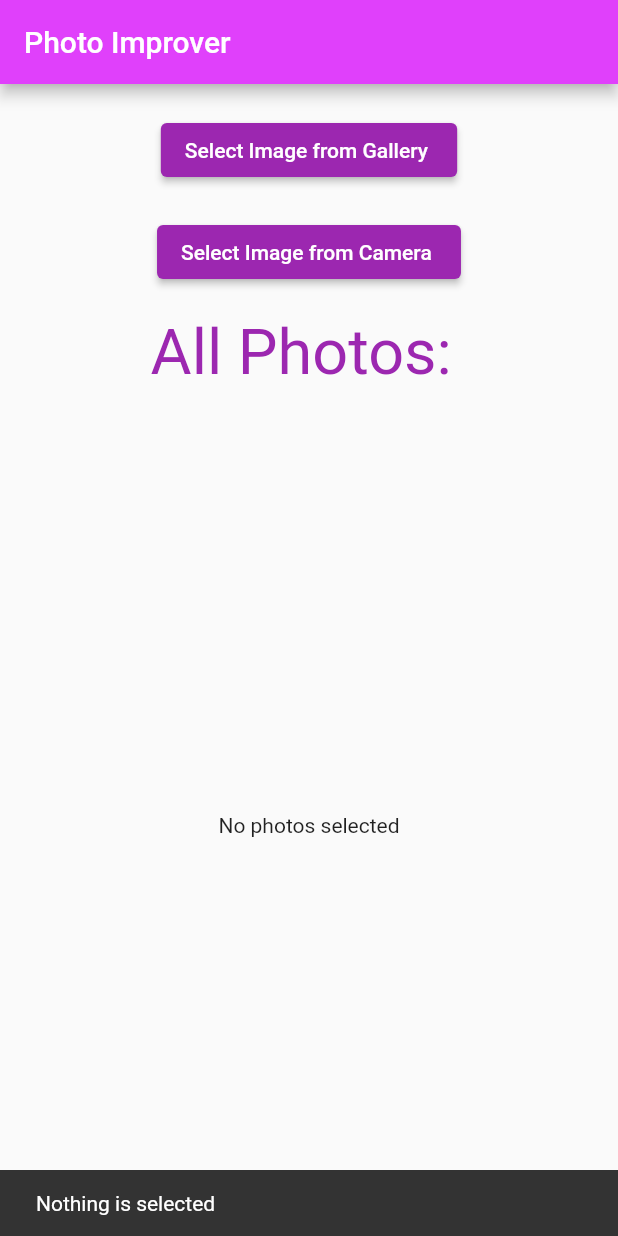
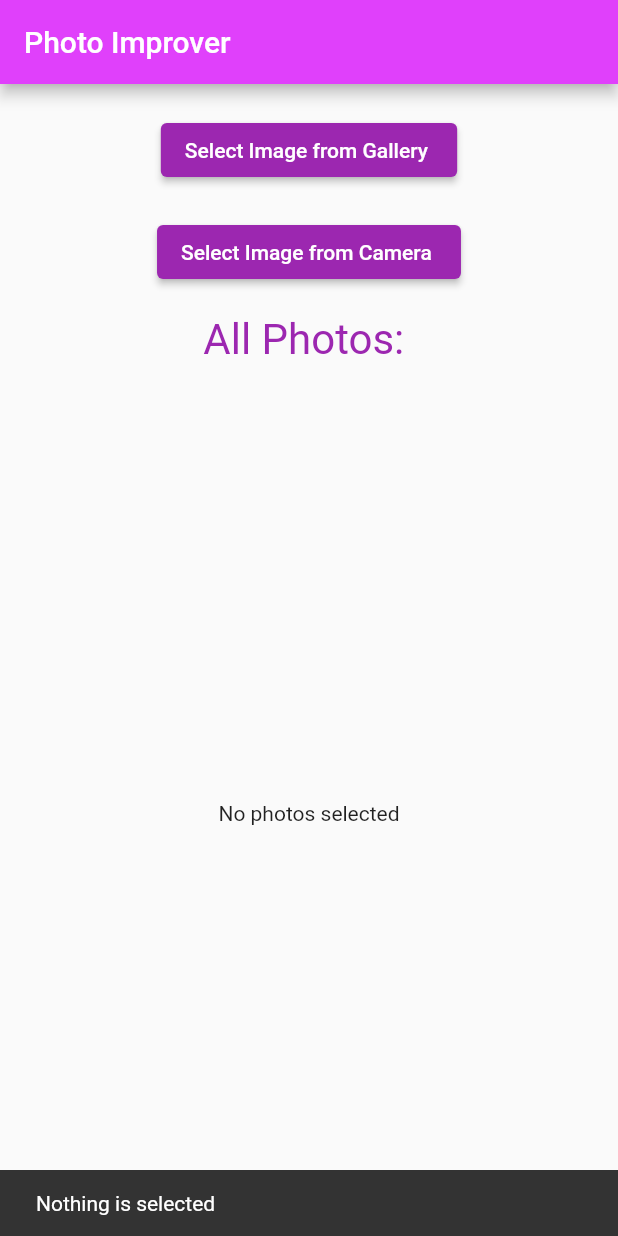
Before and after one commit to LeahS54/photoapp, a Flutter app: the screen it shows after launch, after a tap on "Select Image from Gallery", on a phone screen of 412 x 824 dp. Run offline on Flutter 3.47's test engine with Material 2 defaults, Android fonts, the phone set to English and light mode, and no system bars; our stand-ins replace image_picker; missing offline and left inert: themed.

Commit message:
photo app

```diff
--- a/lib/images_app_view.dart
+++ b/lib/images_app_view.dart
@@ -55,20 +55,20 @@ class _MultipleImageSelectorState extends State<MultipleImageSelector> {
               padding: EdgeInsets.symmetric(vertical: 18.0),
               child: Text(
                 "All Photos: ",
-                textScaleFactor: 3,
+                textScaleFactor: 2,
                 style: TextStyle(color: Colors.purple),
               ),
             ),
             Expanded(
               child: SizedBox(
-                width: 300.0,
+                // width: 300.0,
                 child: selectedImages.isEmpty
                     ? const Center(child: Text('No photos selected'))
                     : GridView.builder(
                         itemCount: selectedImages.length,
                         gridDelegate:
                             const SliverGridDelegateWithFixedCrossAxisCount(
-                                crossAxisCount: 3),
+                                crossAxisCount: 2),
                         itemBuilder: (BuildContext context, int index) {
                           return GestureDetector(
                             onTap: () {
@@ -107,7 +107,7 @@ class _MultipleImageSelectorState extends State<MultipleImageSelector> {
 
   Future getImages() async {
     final pickedFile = await picker.pickMultiImage(
-        imageQuality: 50, maxHeight: 800, maxWidth: 600);
+        imageQuality: 100, maxHeight: 1800, maxWidth: 1600);
 
     xfilePick.clear();
     xfilePick.addAll(pickedFile);
```
